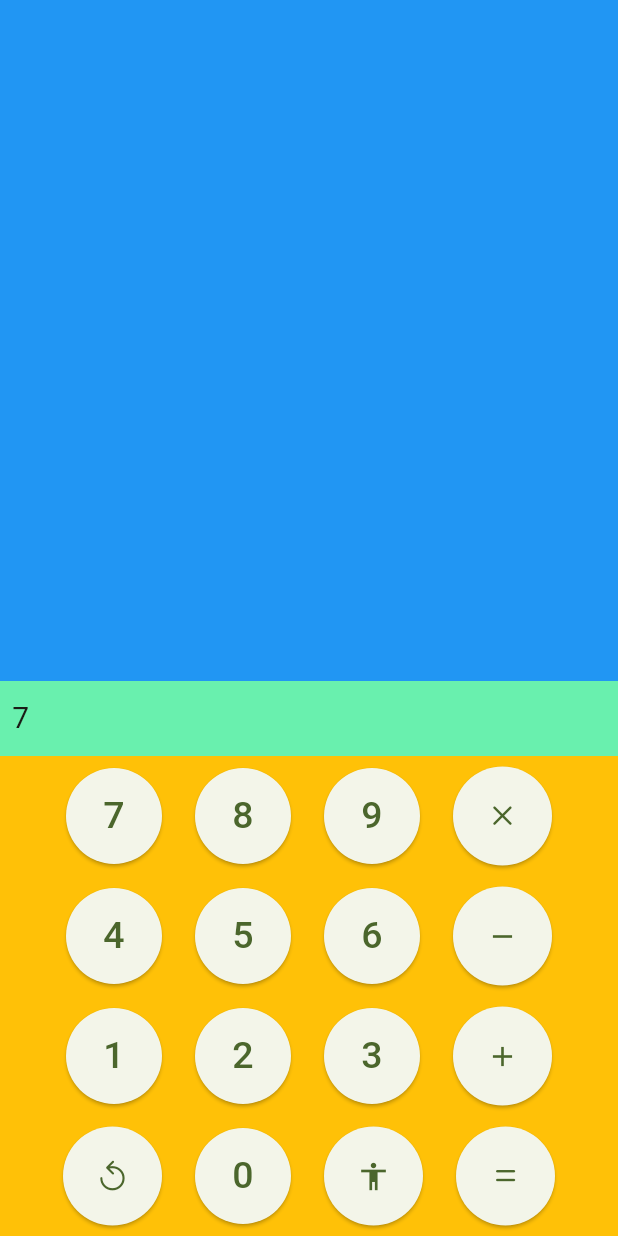
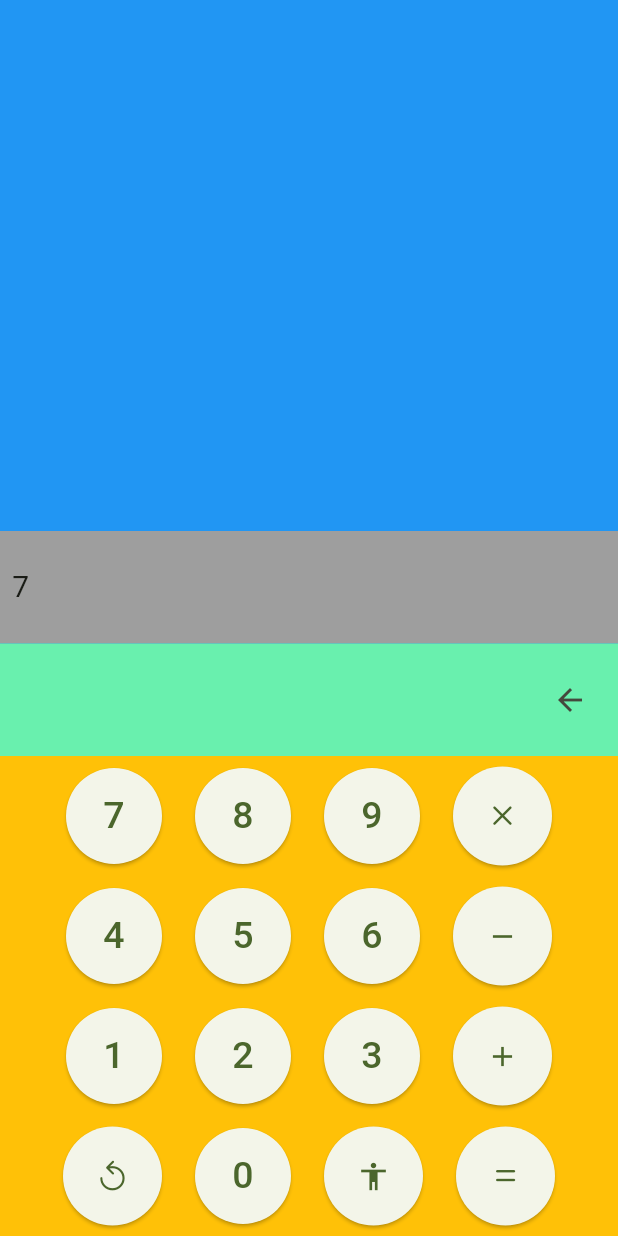
Before and after one commit to Lauri92/flutter-calculator, a Flutter app: the screen it shows after launch, after a tap on an icon or button, on a phone screen of 412 x 824 dp. Run offline on Flutter 3.47's test engine with Material 2 defaults, Android fonts, the phone set to English and light mode, and no system bars.

```diff
--- a/lib/CalculatorAppState.dart
+++ b/lib/CalculatorAppState.dart
@@ -1,12 +1,36 @@
 import 'package:flutter/cupertino.dart';
 
 class CalculatorAppState extends ChangeNotifier {
+  var operation = "";
+  var last = "";
 
-  var input = "";
+  provideInput({required String newInput}) {
+    if (operation.length <= 24 && last != "x") {
+      operation += newInput;
+      last = operation[operation.length - 1];
+      notifyListeners();
+    } else if (operation.isEmpty) {
+      operation = newInput;
+      last = newInput;
+      notifyListeners();
+    }
+  }
 
-  appendNumber({required String newInput}) {
-    input += newInput;
+  removeLast() {
+    if (operation.isNotEmpty) {
+      operation = operation.substring(0, operation.length - 1);
+      if (operation.length > 2) {
+        last = operation[operation.length - 1];
+      } else {
+        last = "";
+      }
+      notifyListeners();
+    }
+  }
+
+  clearAll() {
+    operation = "";
+    last = "";
     notifyListeners();
   }
-
 }
--- a/lib/Screens/CalculatorScreen.dart
+++ b/lib/Screens/CalculatorScreen.dart
@@ -23,18 +23,40 @@ class _CalculatorScreenState extends State<CalculatorScreen> {
             mainAxisAlignment: MainAxisAlignment.end,
             children: [
               Container(
-                height: 50,
-                color: Colors.greenAccent,
-                child: Row(
-                  children: [
-                    Padding(
-                      padding: const EdgeInsets.all(8.0),
-                      child: Text(
-                        appState.input,
+                height: 75,
+                color: Colors.grey,
+                child: Padding(
+                  padding: const EdgeInsets.all(8.0),
+                  child: Row(
+                    mainAxisAlignment: MainAxisAlignment.spaceBetween,
+                    children: [
+                      Text(
+                        appState.operation,
                         style: const TextStyle(fontSize: 20),
                       ),
-                    ),
-                  ],
+                    ],
+                  ),
+                ),
+              ),
+              Container(
+                height: 75,
+                color: Colors.greenAccent,
+                child: Padding(
+                  padding: const EdgeInsets.all(8.0),
+                  child: Row(
+                    mainAxisAlignment: MainAxisAlignment.spaceBetween,
+                    children: [
+                      Text(
+                        "",
+                        style: const TextStyle(fontSize: 20),
+                      ),
+                      IconButton(
+                          onPressed: () {
+                            appState.removeLast();
+                          },
+                          icon: const Icon(Icons.arrow_back)),
+                    ],
+                  ),
                 ),
               ),
               const NumberButtonRow(
@@ -54,25 +76,25 @@ class _CalculatorScreenState extends State<CalculatorScreen> {
 
 class NumberButton extends StatelessWidget {
   NumberButton({super.key, required this.number}) {
-    title = number.toString();
+    stringNumber = number.toString();
   }
 
   final int number;
-  late final String title;
+  late final String stringNumber;
 
   @override
   Widget build(BuildContext context) {
     final appState = context.watch<CalculatorAppState>();
     return ElevatedButton(
       onPressed: () {
-        appState.appendNumber(newInput: title);
+        appState.provideInput(newInput: stringNumber);
       },
       style: ElevatedButton.styleFrom(
         shape: const CircleBorder(),
         padding: const EdgeInsets.all(22),
       ),
       child: Text(
-        title,
+        stringNumber,
         style: const TextStyle(fontSize: 25),
       ),
     );
@@ -103,7 +125,21 @@ class SpecialButton extends StatelessWidget {
   Widget build(BuildContext context) {
     final appState = context.watch<CalculatorAppState>();
     return ElevatedButton(
-      onPressed: () {},
+      onPressed: () {
+        if (type == SpecialButtonType.multiplication) {
+          appState.provideInput(newInput: "x");
+        } else if (type == SpecialButtonType.subtraction) {
+          appState.provideInput(newInput: "-");
+        } else if (type == SpecialButtonType.sum) {
+          appState.provideInput(newInput: "+");
+        } else if (type == SpecialButtonType.clear) {
+          appState.clearAll();
+        } else if (type == SpecialButtonType.comma) {
+          // TODO: Decimal calculations
+        } else {
+          // TODO: Something special when pressed, animation or what?
+        }
+      },
       style: ElevatedButton.styleFrom(
         shape: const CircleBorder(),
         padding: const EdgeInsets.all(22),
```
